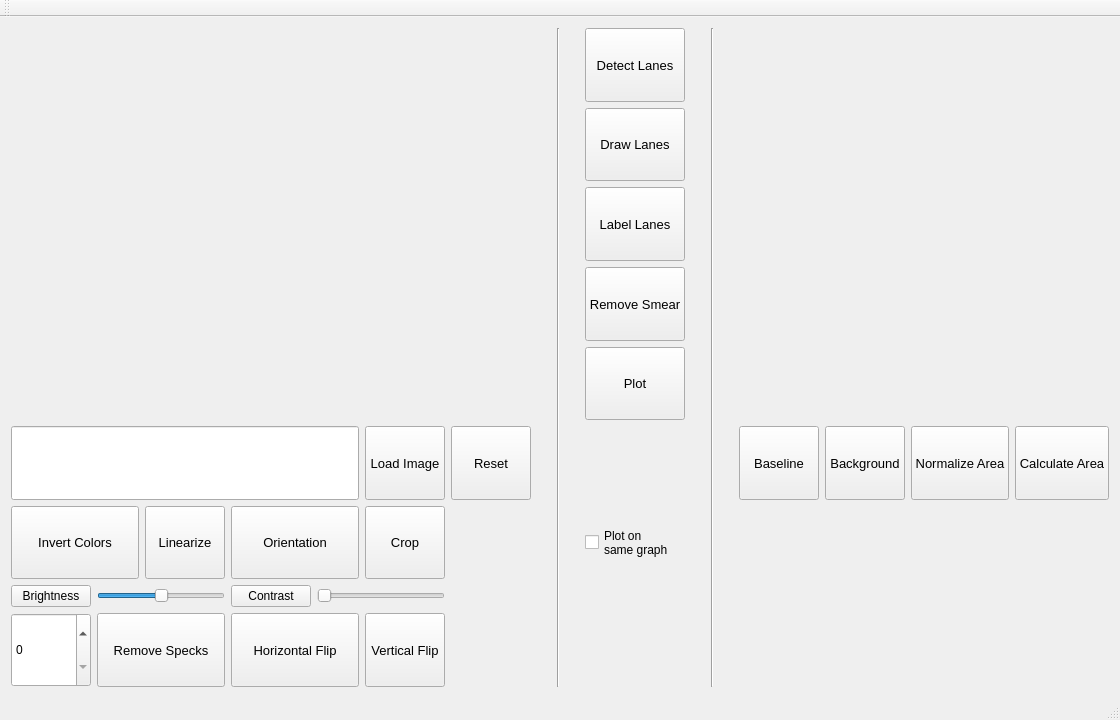
The window that mainwindow.ui (akirasan1992/Cproject) describes before a commit, drawn with Qt 5.
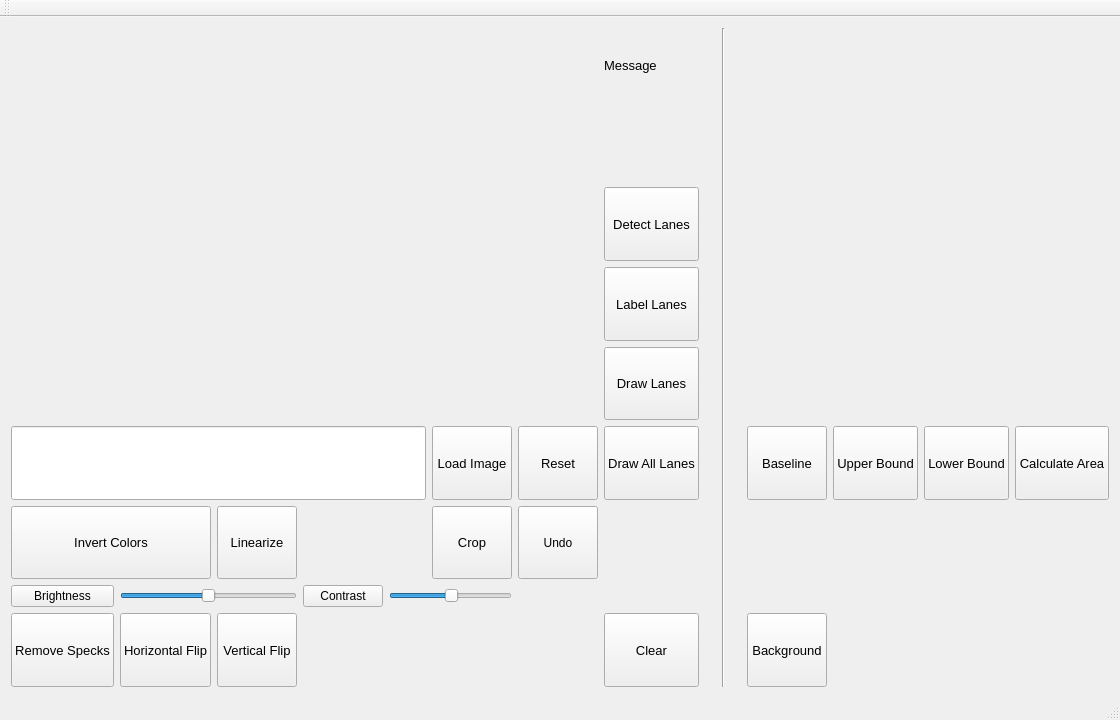
The same window after the commit. Custom widgets are drawn as their Qt base class.

What changed in the file:
```diff
--- a/mainwindow.ui
+++ b/mainwindow.ui
@@ -30,17 +30,49 @@
         </property>
        </widget>
       </item>
-      <item row="0" column="10" rowspan="4" colspan="4">
-       <widget class="QCustomPlot" name="customPlot" native="true">
+      <item row="6" column="11">
+       <widget class="QLabel" name="ublabel">
+        <property name="font">
+         <font>
+          <pointsize>10</pointsize>
+         </font>
+        </property>
+        <property name="text">
+         <string/>
+        </property>
+       </widget>
+      </item>
+      <item row="1" column="8">
+       <widget class="QLabel" name="msgbox">
+        <property name="font">
+         <font>
+          <pointsize>10</pointsize>
+         </font>
+        </property>
+        <property name="text">
+         <string/>
+        </property>
+       </widget>
+      </item>
+      <item row="8" column="8">
+       <widget class="QPushButton" name="clear">
         <property name="sizePolicy">
          <sizepolicy hsizetype="Preferred" vsizetype="Preferred">
           <horstretch>0</horstretch>
           <verstretch>0</verstretch>
          </sizepolicy>
         </property>
+        <property name="font">
+         <font>
+          <pointsize>10</pointsize>
+         </font>
+        </property>
+        <property name="text">
+         <string>Clear</string>
+        </property>
        </widget>
       </item>
-      <item row="0" column="0" rowspan="4" colspan="7">
+      <item row="0" column="0" rowspan="5" colspan="7">
        <widget class="QLabel" name="imagelabel">
         <property name="sizePolicy">
          <sizepolicy hsizetype="Preferred" vsizetype="Preferred">
@@ -56,7 +88,43 @@
         </property>
        </widget>
       </item>
-      <item row="2" column="8">
+      <item row="6" column="0" colspan="2">
+       <widget class="QPushButton" name="invertcolors">
+        <property name="sizePolicy">
+         <sizepolicy hsizetype="Preferred" vsizetype="Preferred">
+          <horstretch>0</horstretch>
+          <verstretch>0</verstretch>
+         </sizepolicy>
+        </property>
+        <property name="font">
+         <font>
+          <pointsize>10</pointsize>
+         </font>
+        </property>
+        <property name="text">
+         <string>Invert Colors</string>
+        </property>
+       </widget>
+      </item>
+      <item row="5" column="11">
+       <widget class="QPushButton" name="upperbound">
+        <property name="sizePolicy">
+         <sizepolicy hsizetype="Preferred" vsizetype="Preferred">
+          <horstretch>0</horstretch>
+          <verstretch>0</verstretch>
+         </sizepolicy>
+        </property>
+        <property name="font">
+         <font>
+          <pointsize>10</pointsize>
+         </font>
+        </property>
+        <property name="text">
+         <string>Upper Bound</string>
+        </property>
+       </widget>
+      </item>
+      <item row="3" column="8">
        <widget class="QPushButton" name="labellanes">
         <property name="sizePolicy">
          <sizepolicy hsizetype="Preferred" vsizetype="Preferred">
@@ -74,57 +142,6 @@
         </property>
        </widget>
       </item>
-      <item row="3" column="8">
-       <widget class="QPushButton" name="removesmear">
-        <property name="sizePolicy">
-         <sizepolicy hsizetype="Preferred" vsizetype="Preferred">
-          <horstretch>0</horstretch>
-          <verstretch>0</verstretch>
-         </sizepolicy>
-        </property>
-        <property name="font">
-         <font>
-          <pointsize>10</pointsize>
-         </font>
-        </property>
-        <property name="text">
-         <string>Remove Smear</string>
-        </property>
-       </widget>
-      </item>
-      <item row="4" column="8">
-       <widget class="QPushButton" name="plot">
-        <property name="sizePolicy">
-         <sizepolicy hsizetype="Preferred" vsizetype="Preferred">
-          <horstretch>0</horstretch>
-          <verstretch>0</verstretch>
-         </sizepolicy>
-        </property>
-        <property name="font">
-         <font>
-          <pointsize>10</pointsize>
-         </font>
-        </property>
-        <property name="text">
-         <string>Plot</string>
-        </property>
-       </widget>
-      </item>
-      <item row="5" column="0" colspan="5">
-       <widget class="QLineEdit" name="imgadd">
-        <property name="sizePolicy">
-         <sizepolicy hsizetype="Preferred" vsizetype="Preferred">
-          <horstretch>0</horstretch>
-          <verstretch>0</verstretch>
-         </sizepolicy>
-        </property>
-        <property name="font">
-         <font>
-          <pointsize>10</pointsize>
-         </font>
-        </property>
-       </widget>
-      </item>
       <item row="5" column="5">
        <widget class="QPushButton" name="loadimage">
         <property name="sizePolicy">
@@ -143,20 +160,14 @@
         </property>
        </widget>
       </item>
-      <item row="0" column="7" rowspan="9">
-       <widget class="Line" name="line">
-        <property name="sizePolicy">
-         <sizepolicy hsizetype="Preferred" vsizetype="Preferred">
-          <horstretch>0</horstretch>
-          <verstretch>0</verstretch>
-         </sizepolicy>
-        </property>
-        <property name="orientation">
-         <enum>Qt::Vertical</enum>
+      <item row="7" column="3">
+       <widget class="QPushButton" name="ContrastButton">
+        <property name="text">
+         <string>Contrast</string>
         </property>
        </widget>
       </item>
-      <item row="0" column="8">
+      <item row="2" column="8">
        <widget class="QPushButton" name="detectlanes">
         <property name="sizePolicy">
          <sizepolicy hsizetype="Preferred" vsizetype="Preferred">
@@ -174,8 +185,20 @@
         </property>
        </widget>
       </item>
-      <item row="1" column="8">
-       <widget class="QPushButton" name="drawlanes">
+      <item row="0" column="8">
+       <widget class="QLabel" name="msglabel">
+        <property name="font">
+         <font>
+          <pointsize>10</pointsize>
+         </font>
+        </property>
+        <property name="text">
+         <string>Message</string>
+        </property>
+       </widget>
+      </item>
+      <item row="5" column="0" colspan="5">
+       <widget class="QLineEdit" name="imgadd">
         <property name="sizePolicy">
          <sizepolicy hsizetype="Preferred" vsizetype="Preferred">
           <horstretch>0</horstretch>
@@ -187,13 +210,28 @@
           <pointsize>10</pointsize>
          </font>
         </property>
+       </widget>
+      </item>
+      <item row="8" column="2">
+       <widget class="QPushButton" name="verticalflip">
+        <property name="sizePolicy">
+         <sizepolicy hsizetype="Preferred" vsizetype="Preferred">
+          <horstretch>0</horstretch>
+          <verstretch>0</verstretch>
+         </sizepolicy>
+        </property>
+        <property name="font">
+         <font>
+          <pointsize>10</pointsize>
+         </font>
+        </property>
         <property name="text">
-         <string>Draw Lanes</string>
+         <string>Vertical Flip</string>
         </property>
        </widget>
       </item>
-      <item row="6" column="3" colspan="2">
-       <widget class="QPushButton" name="orientation">
+      <item row="6" column="6">
+       <widget class="QPushButton" name="undo">
         <property name="sizePolicy">
          <sizepolicy hsizetype="Preferred" vsizetype="Preferred">
           <horstretch>0</horstretch>
@@ -202,16 +240,16 @@
         </property>
         <property name="font">
          <font>
-          <pointsize>10</pointsize>
+          <pointsize>9</pointsize>
          </font>
         </property>
         <property name="text">
-         <string>Orientation</string>
+         <string>Undo</string>
         </property>
        </widget>
       </item>
-      <item row="5" column="10">
-       <widget class="QPushButton" name="baseline">
+      <item row="5" column="12">
+       <widget class="QPushButton" name="lowerbound">
         <property name="sizePolicy">
          <sizepolicy hsizetype="Preferred" vsizetype="Preferred">
           <horstretch>0</horstretch>
@@ -224,7 +262,7 @@
          </font>
         </property>
         <property name="text">
-         <string>Baseline</string>
+         <string>Lower Bound</string>
         </property>
        </widget>
       </item>
@@ -247,6 +285,49 @@
         </property>
        </widget>
       </item>
+      <item row="7" column="0">
+       <widget class="QPushButton" name="brightnessbutton">
+        <property name="text">
+         <string>Brightness</string>
+        </property>
+       </widget>
+      </item>
+      <item row="5" column="8">
+       <widget class="QPushButton" name="drawalllanes">
+        <property name="sizePolicy">
+         <sizepolicy hsizetype="Preferred" vsizetype="Preferred">
+          <horstretch>0</horstretch>
+          <verstretch>0</verstretch>
+         </sizepolicy>
+        </property>
+        <property name="font">
+         <font>
+          <pointsize>10</pointsize>
+         </font>
+        </property>
+        <property name="text">
+         <string>Draw All Lanes</string>
+        </property>
+       </widget>
+      </item>
+      <item row="5" column="10">
+       <widget class="QPushButton" name="baseline">
+        <property name="sizePolicy">
+         <sizepolicy hsizetype="Preferred" vsizetype="Preferred">
+          <horstretch>0</horstretch>
+          <verstretch>0</verstretch>
+         </sizepolicy>
+        </property>
+        <property name="font">
+         <font>
+          <pointsize>10</pointsize>
+         </font>
+        </property>
+        <property name="text">
+         <string>Baseline</string>
+        </property>
+       </widget>
+      </item>
       <item row="5" column="6">
        <widget class="QPushButton" name="reset">
         <property name="sizePolicy">
@@ -265,43 +346,7 @@
         </property>
        </widget>
       </item>
-      <item row="8" column="1" colspan="2">
-       <widget class="QPushButton" name="removespecks">
-        <property name="sizePolicy">
-         <sizepolicy hsizetype="Preferred" vsizetype="Preferred">
-          <horstretch>0</horstretch>
-          <verstretch>0</verstretch>
-         </sizepolicy>
-        </property>
-        <property name="font">
-         <font>
-          <pointsize>10</pointsize>
-         </font>
-        </property>
-        <property name="text">
-         <string>Remove Specks</string>
-        </property>
-       </widget>
-      </item>
-      <item row="6" column="2">
-       <widget class="QPushButton" name="linearize">
-        <property name="sizePolicy">
-         <sizepolicy hsizetype="Preferred" vsizetype="Preferred">
-          <horstretch>0</horstretch>
-          <verstretch>0</verstretch>
-         </sizepolicy>
-        </property>
-        <property name="font">
-         <font>
-          <pointsize>10</pointsize>
-         </font>
-        </property>
-        <property name="text">
-         <string>Linearize</string>
-        </property>
-       </widget>
-      </item>
-      <item row="5" column="11">
+      <item row="8" column="10">
        <widget class="QPushButton" name="background">
         <property name="sizePolicy">
          <sizepolicy hsizetype="Preferred" vsizetype="Preferred">
@@ -319,84 +364,13 @@
         </property>
        </widget>
       </item>
-      <item row="8" column="5">
-       <widget class="QPushButton" name="verticalflip">
+      <item row="0" column="10" rowspan="5" colspan="4">
+       <widget class="QCustomPlot" name="customPlot" native="true">
         <property name="sizePolicy">
          <sizepolicy hsizetype="Preferred" vsizetype="Preferred">
           <horstretch>0</horstretch>
           <verstretch>0</verstretch>
          </sizepolicy>
-        </property>
-        <property name="font">
-         <font>
-          <pointsize>10</pointsize>
-         </font>
-        </property>
-        <property name="text">
-         <string>Vertical Flip</string>
-        </property>
-       </widget>
-      </item>
-      <item row="6" column="0" colspan="2">
-       <widget class="QPushButton" name="invertcolors">
-        <property name="sizePolicy">
-         <sizepolicy hsizetype="Preferred" vsizetype="Preferred">
-          <horstretch>0</horstretch>
-          <verstretch>0</verstretch>
-         </sizepolicy>
-        </property>
-        <property name="font">
-         <font>
-          <pointsize>10</pointsize>
-         </font>
-        </property>
-        <property name="text">
-         <string>Invert Colors</string>
-        </property>
-       </widget>
-      </item>
-      <item row="6" column="8">
-       <widget class="QCheckBox" name="checkBox">
-        <property name="sizePolicy">
-         <sizepolicy hsizetype="Preferred" vsizetype="Preferred">
-          <horstretch>0</horstretch>
-          <verstretch>0</verstretch>
-         </sizepolicy>
-        </property>
-        <property name="text">
-         <string>Plot on
-same graph</string>
-        </property>
-       </widget>
-      </item>
-      <item row="7" column="4" colspan="2">
-       <widget class="QSlider" name="ContrastSlider">
-        <property name="sizePolicy">
-         <sizepolicy hsizetype="Preferred" vsizetype="Preferred">
-          <horstretch>0</horstretch>
-          <verstretch>0</verstretch>
-         </sizepolicy>
-        </property>
-        <property name="orientation">
-         <enum>Qt::Horizontal</enum>
-        </property>
-       </widget>
-      </item>
-      <item row="6" column="5">
-       <widget class="QPushButton" name="crop">
-        <property name="sizePolicy">
-         <sizepolicy hsizetype="Preferred" vsizetype="Preferred">
-          <horstretch>0</horstretch>
-          <verstretch>0</verstretch>
-         </sizepolicy>
-        </property>
-        <property name="font">
-         <font>
-          <pointsize>10</pointsize>
-         </font>
-        </property>
-        <property name="text">
-         <string>Crop</string>
         </property>
        </widget>
       </item>
@@ -418,7 +392,96 @@
         </property>
        </widget>
       </item>
-      <item row="8" column="3" colspan="2">
+      <item row="6" column="13">
+       <widget class="QLabel" name="arealabel">
+        <property name="font">
+         <font>
+          <pointsize>10</pointsize>
+         </font>
+        </property>
+        <property name="text">
+         <string/>
+        </property>
+       </widget>
+      </item>
+      <item row="6" column="2">
+       <widget class="QPushButton" name="linearize">
+        <property name="sizePolicy">
+         <sizepolicy hsizetype="Preferred" vsizetype="Preferred">
+          <horstretch>0</horstretch>
+          <verstretch>0</verstretch>
+         </sizepolicy>
+        </property>
+        <property name="font">
+         <font>
+          <pointsize>10</pointsize>
+         </font>
+        </property>
+        <property name="text">
+         <string>Linearize</string>
+        </property>
+       </widget>
+      </item>
+      <item row="7" column="4" colspan="2">
+       <widget class="QSlider" name="ContrastSlider">
+        <property name="sizePolicy">
+         <sizepolicy hsizetype="Preferred" vsizetype="Preferred">
+          <horstretch>0</horstretch>
+          <verstretch>0</verstretch>
+         </sizepolicy>
+        </property>
+        <property name="sliderPosition">
+         <number>50</number>
+        </property>
+        <property name="orientation">
+         <enum>Qt::Horizontal</enum>
+        </property>
+       </widget>
+      </item>
+      <item row="4" column="8">
+       <widget class="QPushButton" name="drawlanes">
+        <property name="sizePolicy">
+         <sizepolicy hsizetype="Preferred" vsizetype="Preferred">
+          <horstretch>0</horstretch>
+          <verstretch>0</verstretch>
+         </sizepolicy>
+        </property>
+        <property name="font">
+         <font>
+          <pointsize>10</pointsize>
+         </font>
+        </property>
+        <property name="text">
+         <string>Draw Lanes</string>
+        </property>
+       </widget>
+      </item>
+      <item row="0" column="9" rowspan="9">
+       <widget class="Line" name="line_2">
+        <property name="sizePolicy">
+         <sizepolicy hsizetype="Preferred" vsizetype="Preferred">
+          <horstretch>0</horstretch>
+          <verstretch>0</verstretch>
+         </sizepolicy>
+        </property>
+        <property name="orientation">
+         <enum>Qt::Vertical</enum>
+        </property>
+       </widget>
+      </item>
+      <item row="6" column="10">
+       <widget class="QLabel" name="bllabel">
+        <property name="font">
+         <font>
+          <pointsize>10</pointsize>
+         </font>
+        </property>
+        <property name="text">
+         <string/>
+        </property>
+       </widget>
+      </item>
+      <item row="8" column="1">
        <widget class="QPushButton" name="horizontalflip">
         <property name="sizePolicy">
          <sizepolicy hsizetype="Preferred" vsizetype="Preferred">
@@ -437,17 +500,25 @@
        </widget>
       </item>
       <item row="8" column="0">
-       <widget class="QSpinBox" name="speck">
+       <widget class="QPushButton" name="removespecks">
         <property name="sizePolicy">
          <sizepolicy hsizetype="Preferred" vsizetype="Preferred">
           <horstretch>0</horstretch>
           <verstretch>0</verstretch>
          </sizepolicy>
         </property>
+        <property name="font">
+         <font>
+          <pointsize>10</pointsize>
+         </font>
+        </property>
+        <property name="text">
+         <string>Remove Specks</string>
+        </property>
        </widget>
       </item>
-      <item row="5" column="12">
-       <widget class="QPushButton" name="normalizearea">
+      <item row="6" column="5">
+       <widget class="QPushButton" name="crop">
         <property name="sizePolicy">
          <sizepolicy hsizetype="Preferred" vsizetype="Preferred">
           <horstretch>0</horstretch>
@@ -460,21 +531,7 @@
          </font>
         </property>
         <property name="text">
-         <string>Normalize Area</string>
-        </property>
-       </widget>
-      </item>
-      <item row="7" column="3">
-       <widget class="QPushButton" name="ContrastButton">
-        <property name="text">
-         <string>Contrast</string>
-        </property>
-       </widget>
-      </item>
-      <item row="7" column="0">
-       <widget class="QPushButton" name="brightnessbutton">
-        <property name="text">
-         <string>Brightness</string>
+         <string>Crop</string>
         </property>
        </widget>
       </item>
```
Left out of the diff: 19 changed lines with no effect on the pictures.
